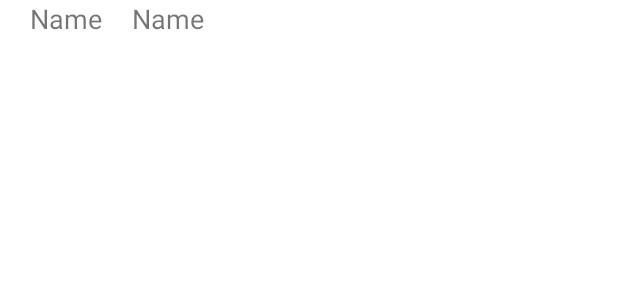
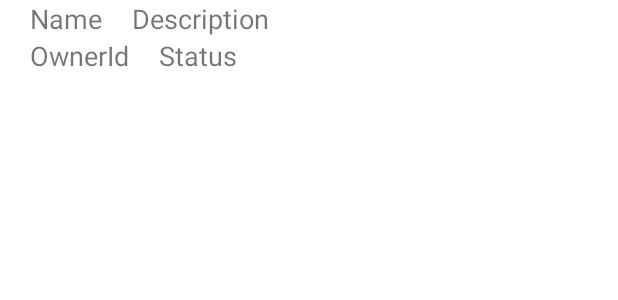
Before and after one commit to MdderUofA/Lab-Net, an Android app: the layout searchable_list_content_experiment.xml on its own in the app's theme, with its tools: preview values and no code run, on a phone screen of 412 x 824 dp. Shown: the top 300 px of the screen. Run offline under Robolectric (Android 15) with nearby library versions, the phone set to English and light mode, and no system bars.

Commit message:
Fixes for user story requirements

```diff
--- a/Project/LabNet/app/src/main/res/layout/searchable_list_content_experiment.xml
+++ b/Project/LabNet/app/src/main/res/layout/searchable_list_content_experiment.xml
@@ -1,6 +1,12 @@
 <?xml version="1.0" encoding="utf-8"?>
 <LinearLayout
     xmlns:android="http://schemas.android.com/apk/res/android"
+    android:layout_height="wrap_content"
+    android:layout_width="match_parent"
+    android:orientation="vertical"
+    >
+
+    <LinearLayout
         android:layout_height="wrap_content"
         android:layout_width="match_parent"
         android:orientation="horizontal"
@@ -18,7 +24,30 @@
             android:layout_width="match_parent"
             android:layout_height="wrap_content"
             android:layout_marginLeft="20dp"
-        android:text="Name"
+            android:text="Description"
             android:textSize="18sp">
         </TextView>
     </LinearLayout>
+    <LinearLayout
+        android:layout_height="wrap_content"
+        android:layout_width="match_parent"
+        android:orientation="horizontal"
+        >
+        <TextView
+            android:id="@+id/sr_experiment_owner_id"
+            android:layout_width="wrap_content"
+            android:layout_height="wrap_content"
+            android:layout_marginLeft="20dp"
+            android:text="OwnerId"
+            android:textSize="18sp">
+        </TextView>
+        <TextView
+            android:id="@+id/sr_experiment_status"
+            android:layout_width="match_parent"
+            android:layout_height="wrap_content"
+            android:layout_marginLeft="20dp"
+            android:text="Status"
+            android:textSize="18sp">
+        </TextView>
+    </LinearLayout>
+</LinearLayout>
```
Also changed, not shown: Project/LabNet/app/src/main/java/com/example/lab_net/SearchableExperiment.java (+21 -0 lines), Project/LabNet/app/src/main/java/com/example/lab_net/SearchableList.java (+35 -0 lines). Lines whose indentation alone changed are shown as unchanged.
